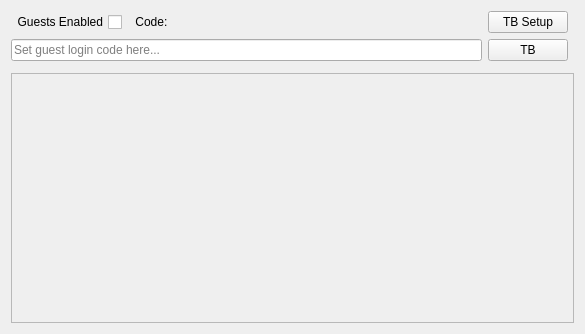
Qt form src/rehearsalchef/chefform.ui (alexcoy257/lrnet) before a commit.
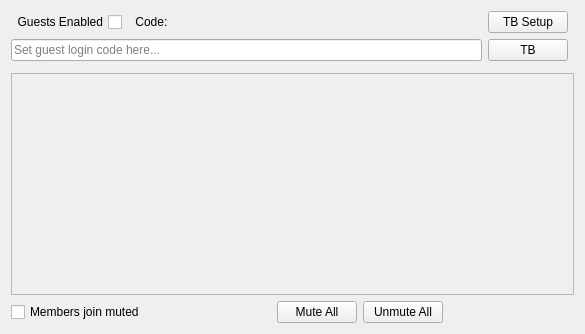
The same form after that commit. Custom widgets are drawn as their Qt base class.

Commit message: Implemented Mute and Solo buttons, and changed QSlider to QDial

Diff of the .ui file:
```diff
--- a/src/rehearsalchef/chefform.ui
+++ b/src/rehearsalchef/chefform.ui
@@ -14,16 +14,24 @@
    <string>Form</string>
   </property>
   <layout class="QGridLayout" name="gridLayout">
-   <item row="1" column="0">
-    <layout class="QHBoxLayout" name="m_actCompArea"/>
+   <item row="6" column="0" colspan="2">
+    <widget class="QScrollArea" name="m_channelStripScrollArea">
+     <property name="widgetResizable">
+      <bool>true</bool>
+     </property>
+     <widget class="QWidget" name="m_channelStripScrollParent">
+      <property name="geometry">
+       <rect>
+        <x>0</x>
+        <y>0</y>
+        <width>565</width>
+        <height>203</height>
+       </rect>
+      </property>
+     </widget>
+    </widget>
    </item>
-   <item row="1" column="1">
-    <widget class="ChatForm" name="m_chatForm" native="true"/>
-   </item>
-   <item row="1" column="0">
-    <layout class="QHBoxLayout" name="m_actCompArea"/>
-   </item>
-   <item row="0" column="0">
+   <item row="3" column="0">
     <layout class="QHBoxLayout" name="m_authArea">
      <item>
       <layout class="QVBoxLayout" name="verticalLayout">
@@ -113,22 +121,62 @@
      </item>
     </layout>
    </item>
-   <item row="2" column="0" colspan="2">
-    <widget class="QScrollArea" name="m_channelStripScrollArea">
-     <property name="widgetResizable">
-      <bool>true</bool>
-     </property>
-     <widget class="QWidget" name="m_channelStripScrollParent">
-      <property name="geometry">
-       <rect>
-        <x>0</x>
-        <y>0</y>
-        <width>565</width>
-        <height>234</height>
-       </rect>
-      </property>
-     </widget>
-    </widget>
+   <item row="8" column="0">
+    <layout class="QHBoxLayout" name="horizontalLayout_2">
+     <item>
+      <widget class="QCheckBox" name="joinMutedBox">
+       <property name="text">
+        <string>Members join muted</string>
+       </property>
+      </widget>
+     </item>
+     <item>
+      <spacer name="horizontalSpacer_2">
+       <property name="orientation">
+        <enum>Qt::Horizontal</enum>
+       </property>
+       <property name="sizeHint" stdset="0">
+        <size>
+         <width>40</width>
+         <height>20</height>
+        </size>
+       </property>
+      </spacer>
+     </item>
+     <item>
+      <widget class="QPushButton" name="muteAllButton">
+       <property name="text">
+        <string>Mute All</string>
+       </property>
+      </widget>
+     </item>
+     <item>
+      <widget class="QPushButton" name="unmuteAllButton">
+       <property name="text">
+        <string>Unmute All</string>
+       </property>
+      </widget>
+     </item>
+     <item>
+      <spacer name="horizontalSpacer_3">
+       <property name="orientation">
+        <enum>Qt::Horizontal</enum>
+       </property>
+       <property name="sizeHint" stdset="0">
+        <size>
+         <width>40</width>
+         <height>20</height>
+        </size>
+       </property>
+      </spacer>
+     </item>
+    </layout>
+   </item>
+   <item row="4" column="0">
+    <layout class="QHBoxLayout" name="m_actCompArea"/>
+   </item>
+   <item row="4" column="1">
+    <widget class="ChatForm" name="m_chatForm" native="true"/>
    </item>
   </layout>
  </widget>
```
The commit also changes 11 other files.
